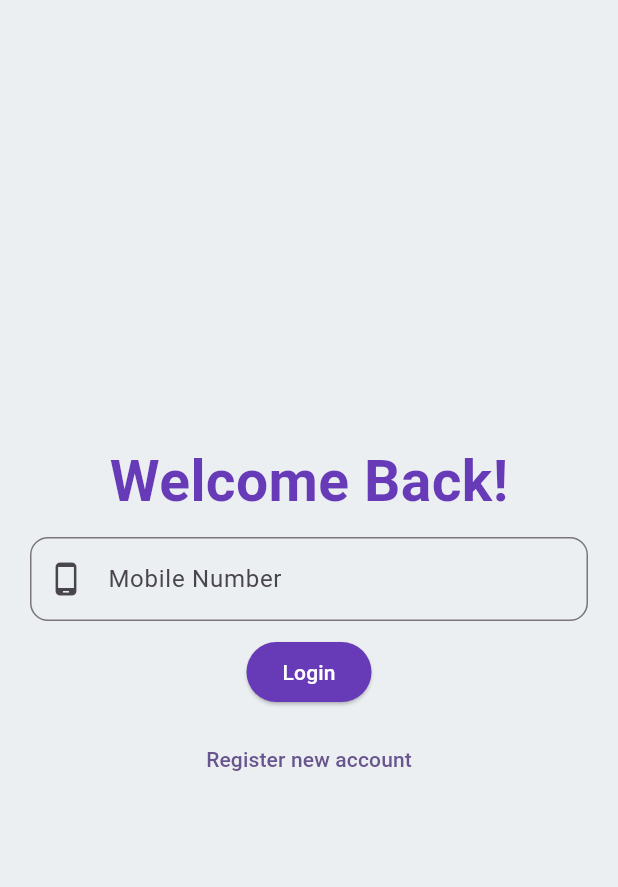
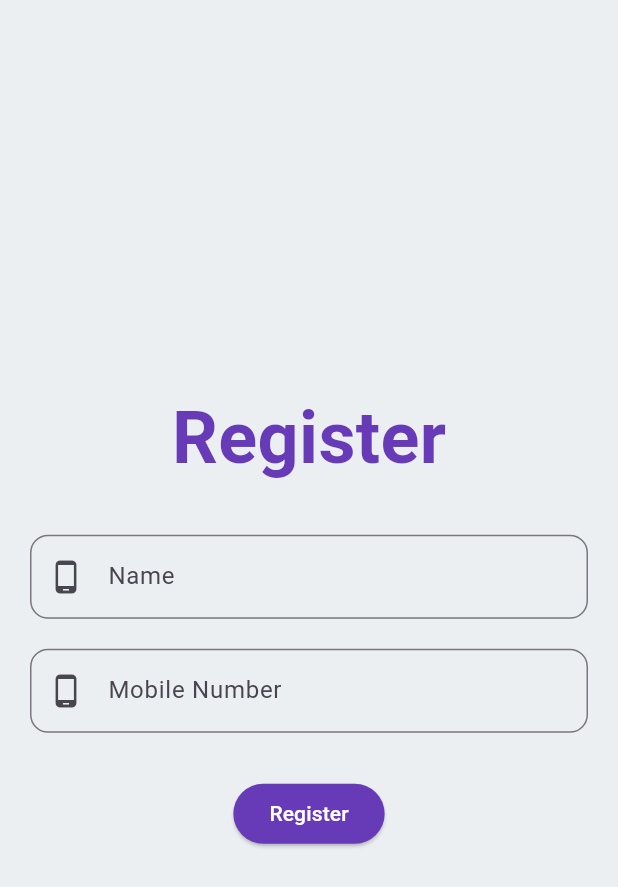
Before and after one commit to neelislam/production_app_client, a Flutter app: the screen it shows after launch, on a phone screen of 412 x 824 dp. Shown: the top 887 px of the screen. Run offline on Flutter 3.47's test engine with Material 3 defaults, Android fonts, the phone set to English and light mode, and no system bars.

Commit message:
3hr 3 min

```diff
--- a/lib/main.dart
+++ b/lib/main.dart
@@ -1,5 +1,6 @@
 import 'package:flutter/material.dart';
 import 'package:production_app_client/pages/login_page.dart';
+import 'package:production_app_client/pages/register_page.dart';
 
 void main() {
   runApp(const MyApp());
@@ -14,7 +15,7 @@ class MyApp extends StatelessWidget {
       theme: ThemeData(
         colorScheme: ColorScheme.fromSeed(seedColor: Colors.deepPurple),
       ),
-      home: LoginPage(),
+      home: RegisterPage(),
     );
   }
 }
--- /dev/null
+++ b/lib/pages/home_page.dart
@@ -0,0 +1,10 @@
+import 'package:flutter/material.dart';
+
+class HomePage extends StatelessWidget {
+  const HomePage({super.key});
+
+  @override
+  Widget build(BuildContext context) {
+    return const Placeholder();
+  }
+}
--- /dev/null
+++ b/lib/pages/register_page.dart
@@ -0,0 +1,68 @@
+import 'package:flutter/material.dart';
+
+class RegisterPage extends StatefulWidget {
+  const RegisterPage({super.key});
+
+  @override
+  State<RegisterPage> createState() => _RegisterPageState();
+}
+
+class _RegisterPageState extends State<RegisterPage> {
+  @override
+  Widget build(BuildContext context) {
+    return Scaffold(
+      body: Container(
+        width: double.maxFinite,
+        padding: const EdgeInsets.all(20),
+        decoration: BoxDecoration(color: Colors.blueGrey[50]),
+        child: Column(
+          mainAxisAlignment: MainAxisAlignment.center,
+          children: [
+            Text(
+              'Register',
+              style: TextStyle(
+                fontSize: 48,
+                fontWeight: FontWeight.bold,
+                color: Colors.deepPurple,
+              ),
+            ),
+            SizedBox(height: 30),
+            TextField(
+              keyboardType: TextInputType.phone,
+              decoration: InputDecoration(
+                border: OutlineInputBorder(
+                  borderRadius: BorderRadius.circular(12),
+                ),
+                prefixIcon: Icon(Icons.phone_android),
+                labelText: 'Name',
+                hintText: 'Enter your name',
+              ),
+            ),
+            SizedBox(height: 20),
+            TextField(
+              keyboardType: TextInputType.text,
+              // obscureText: true,
+              decoration: InputDecoration(
+                border: OutlineInputBorder(
+                  borderRadius: BorderRadius.circular(12),
+                ),
+                prefixIcon: Icon(Icons.phone_android),
+                labelText: 'Mobile Number',
+                hintText: 'Enter your mobile number',
+              ),
+            ),
+            SizedBox(height: 30),
+            ElevatedButton(
+              onPressed: () {},
+              style: ElevatedButton.styleFrom(
+                foregroundColor: Colors.white,
+                backgroundColor: Colors.deepPurple,
+              ),
+              child: Text('Register'),
+            ),
+          ],
+        ),
+      ),
+    );
+  }
+}
```
